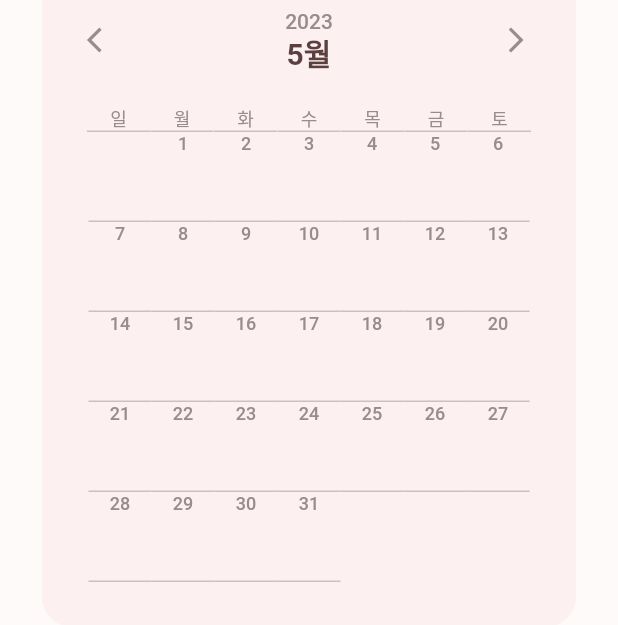
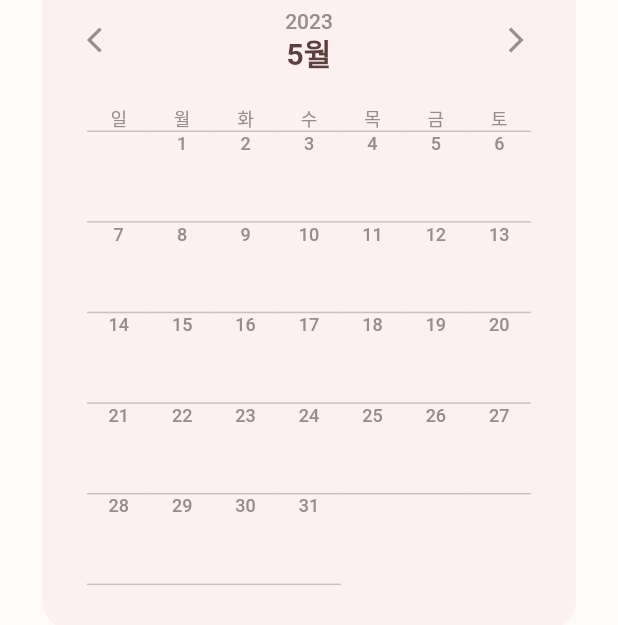
Before and after one commit to noonmap/Dokki, a Flutter app: the ProfilePage screen opened directly, on a phone screen of 412 x 824 dp. Shown: the part 510-1135 px from the top of the screen. Run offline on Flutter 3.47's test engine with Material 2 defaults, Android fonts, the phone set to English and light mode, and no system bars; our stand-ins replace another_flushbar, charts_flutter, dio, flutter_dotenv, flutter_secure_storage, flutter_spinkit and 3 more; missing offline and left inert: kakao_flutter_sdk; accounts and stored records are empty; network calls fail; Roboto replaces fonts that are missing (Noto).

Commit message:
[FE] fix : calendar width 수정

```diff
--- a/client/lib/view/profile/widget/user_month_calendar.dart
+++ b/client/lib/view/profile/widget/user_month_calendar.dart
@@ -88,14 +88,18 @@ class _UserMonthCalendarState extends State<UserMonthCalendar> {
   Widget build(BuildContext context) {
     return Column(
       children: [
-        Row(
+        LayoutBuilder(
+          builder: (context, constraints) {
+            double containerWidth = constraints.maxWidth / 7;
+            return Row(
               mainAxisAlignment: MainAxisAlignment.spaceBetween,
               children: [
                 for (var i = 0; i < 7; i++)
                   Container(
                     decoration: const BoxDecoration(
-                    border: Border(bottom: BorderSide(color: grayColor200))),
-                width: 42,
+                        border:
+                            Border(bottom: BorderSide(color: grayColor200))),
+                    width: containerWidth,
                     child: Center(
                       child: Paragraph(
                         text: week[i],
@@ -105,16 +109,23 @@ class _UserMonthCalendarState extends State<UserMonthCalendar> {
                     ),
                   )
               ],
+            );
+          },
         ),
-        Wrap(
+        LayoutBuilder(
+          builder: (context, constraints) {
+            double containerWidth = constraints.maxWidth / 7;
+            double containerHeight = containerWidth * 10 / 7;
+            return Wrap(
               children: [
                 for (var i = 0; i < days.length; i++)
                   Container(
-                width: 42,
-                height: 60,
+                    width: containerWidth,
+                    height: containerHeight,
                     alignment: Alignment.topCenter,
                     decoration: const BoxDecoration(
-                    border: Border(bottom: BorderSide(color: grayColor200))),
+                        border:
+                            Border(bottom: BorderSide(color: grayColor200))),
                     child: days[i]['read']
                         ? Image.network(
                             days[i]['bookCoverPath'],
@@ -130,6 +141,8 @@ class _UserMonthCalendarState extends State<UserMonthCalendar> {
                             : null,
                   )
               ],
+            );
+          },
         ),
       ],
     );
```
Lines whose indentation alone changed are shown as unchanged.
